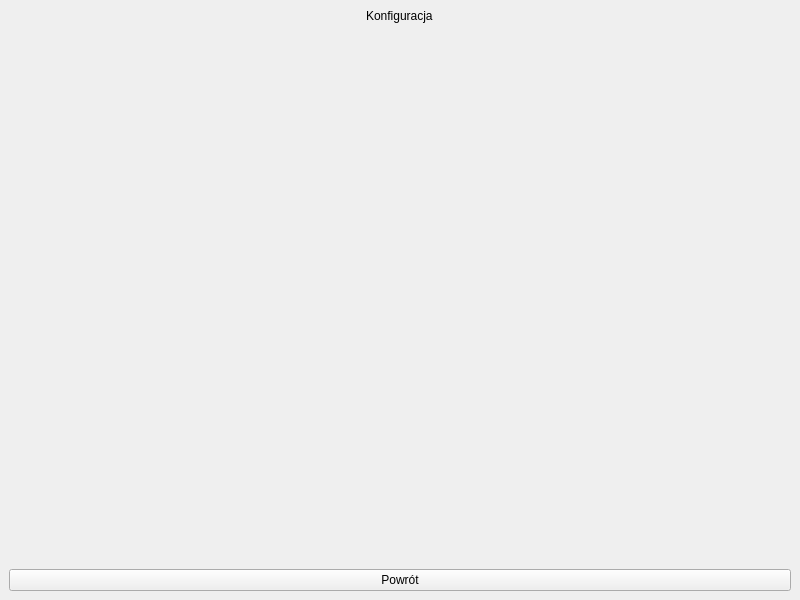
Old version of the form configurationwindow.ui in the repository superjulek/Robot_controller.
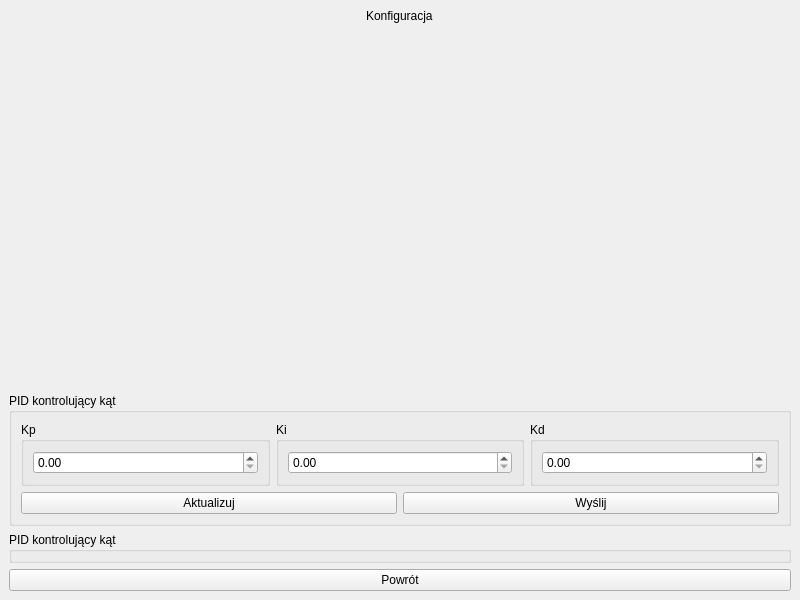
New version of the form.

```diff
--- a/configurationwindow.ui
+++ b/configurationwindow.ui
@@ -37,6 +37,107 @@
         </property>
        </spacer>
       </item>
+      <item>
+       <widget class="QGroupBox" name="groupBox">
+        <property name="title">
+         <string>PID kontrolujący kąt</string>
+        </property>
+        <layout class="QVBoxLayout" name="verticalLayout_3">
+         <item>
+          <layout class="QHBoxLayout" name="horizontalLayout_2">
+           <item>
+            <widget class="QGroupBox" name="groupBox_3">
+             <property name="title">
+              <string>Kp</string>
+             </property>
+             <layout class="QGridLayout" name="gridLayout_3">
+              <item row="0" column="0">
+               <widget class="QDoubleSpinBox" name="doubleSpinBoxAngleKp">
+                <property name="buttonSymbols">
+                 <enum>QAbstractSpinBox::UpDownArrows</enum>
+                </property>
+                <property name="maximum">
+                 <double>1000000.000000000000000</double>
+                </property>
+                <property name="singleStep">
+                 <double>1.000000000000000</double>
+                </property>
+                <property name="stepType">
+                 <enum>QAbstractSpinBox::AdaptiveDecimalStepType</enum>
+                </property>
+               </widget>
+              </item>
+             </layout>
+            </widget>
+           </item>
+           <item>
+            <widget class="QGroupBox" name="groupBox_4">
+             <property name="title">
+              <string>Ki</string>
+             </property>
+             <layout class="QGridLayout" name="gridLayout_4">
+              <item row="0" column="1">
+               <widget class="QDoubleSpinBox" name="doubleSpinBoxAngleKi">
+                <property name="maximum">
+                 <double>1000000.000000000000000</double>
+                </property>
+                <property name="stepType">
+                 <enum>QAbstractSpinBox::AdaptiveDecimalStepType</enum>
+                </property>
+               </widget>
+              </item>
+             </layout>
+            </widget>
+           </item>
+           <item>
+            <widget class="QGroupBox" name="groupBox_5">
+             <property name="title">
+              <string>Kd</string>
+             </property>
+             <layout class="QGridLayout" name="gridLayout_5">
+              <item row="0" column="0">
+               <widget class="QDoubleSpinBox" name="doubleSpinBoxAngleKd">
+                <property name="maximum">
+                 <double>1000000.000000000000000</double>
+                </property>
+                <property name="stepType">
+                 <enum>QAbstractSpinBox::AdaptiveDecimalStepType</enum>
+                </property>
+               </widget>
+              </item>
+             </layout>
+            </widget>
+           </item>
+          </layout>
+         </item>
+         <item>
+          <layout class="QHBoxLayout" name="horizontalLayout">
+           <item>
+            <widget class="QPushButton" name="pushButtonAngleRefresh">
+             <property name="text">
+              <string>Aktualizuj</string>
+             </property>
+            </widget>
+           </item>
+           <item>
+            <widget class="QPushButton" name="pushButtonAngleSend">
+             <property name="text">
+              <string>Wyślij</string>
+             </property>
+            </widget>
+           </item>
+          </layout>
+         </item>
+        </layout>
+       </widget>
+      </item>
+      <item>
+       <widget class="QGroupBox" name="groupBox_2">
+        <property name="title">
+         <string>PID kontrolujący kąt</string>
+        </property>
+       </widget>
+      </item>
       <item>
        <widget class="QPushButton" name="pushButtonReturn">
         <property name="text">
```
